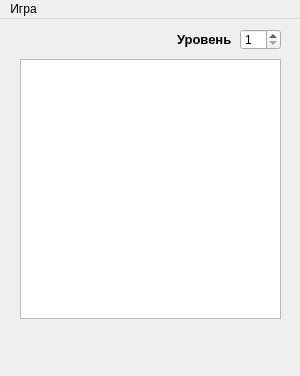
Old version of the form MainWin.ui in the repository kitsuldaniil/Chain_reaction.
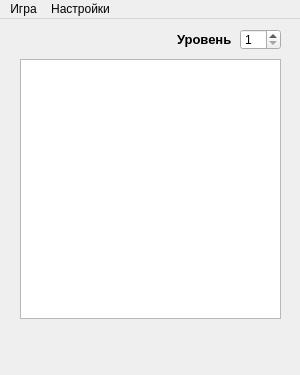
New version of the form. Icons and pictures are not drawn.

```diff
--- a/MainWin.ui
+++ b/MainWin.ui
@@ -7,19 +7,19 @@
     <x>0</x>
     <y>0</y>
     <width>300</width>
-    <height>376</height>
+    <height>375</height>
    </rect>
   </property>
   <property name="minimumSize">
    <size>
     <width>300</width>
-    <height>350</height>
+    <height>375</height>
    </size>
   </property>
   <property name="maximumSize">
    <size>
-    <width>350</width>
-    <height>380</height>
+    <width>300</width>
+    <height>375</height>
    </size>
   </property>
   <property name="windowTitle">
@@ -135,9 +135,16 @@
      <string>Игра</string>
     </property>
     <addaction name="new_game"/>
+    <addaction name="help"/>
+   </widget>
+   <widget class="QMenu" name="menuOptions">
+    <property name="title">
+     <string>Настройки</string>
+    </property>
     <addaction name="settings"/>
    </widget>
    <addaction name="menuGame"/>
+   <addaction name="menuOptions"/>
   </widget>
   <action name="action">
    <property name="text">
```
Left out of the diff: 7 changed lines with no effect on the pictures.
